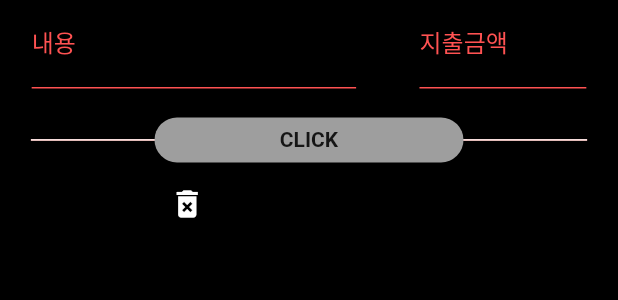
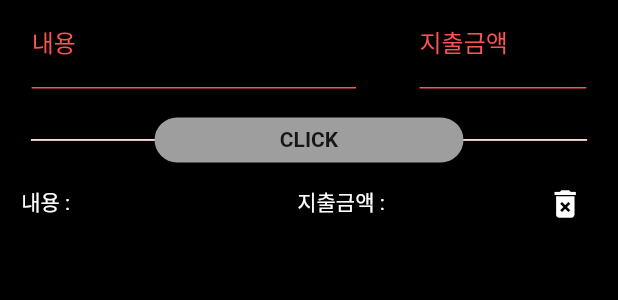
Before and after one commit to boglbbogl/sharesales_ver-2, a Flutter app: the TextAddForm widget shown alone on an empty page, opened directly, after a tap on "CLICK", on a phone screen of 412 x 824 dp. Shown: the top 300 px of the screen. Run offline on Flutter 3.47's test engine with Material 2 defaults, Android fonts, the phone set to English and light mode, and no system bars; our stand-ins replace cloud_firestore, firebase_auth, firebase_core, flutter_speed_dial; missing offline and left inert: dart:html; accounts and stored records are empty.

Commit message:
text_add_form ver-2

```diff
--- a/lib/widget/text_add_form.dart
+++ b/lib/widget/text_add_form.dart
@@ -5,8 +5,9 @@ import 'package:sharesales_ver2/constant/size.dart';
 class AddText {
   bool isDone;
   String title;
+  String title2;
 
-  AddText(this.title, {this.isDone = false});
+  AddText(this.title, this.title2, {this.isDone = false});
 }
 
 class TextAddForm extends StatefulWidget {
@@ -18,12 +19,14 @@ class _TextAddFormState extends State<TextAddForm> {
   final _expenseList = <AddText>[];
 
   TextEditingController _expController = TextEditingController();
+  TextEditingController _exp2Controller = TextEditingController();
   ScrollController _scrollController = ScrollController();
 
   @override
   void dispose() {
     _expController.dispose();
     _scrollController.dispose();
+    _exp2Controller.dispose();
     super.dispose();
   }
 
@@ -44,7 +47,7 @@ class _TextAddFormState extends State<TextAddForm> {
                 style: blackInputStyle(),
                 cursorColor: Colors.white,
                 decoration: expenseTextAddInputDecor('내용'),
-                keyboardType: TextInputType.number,
+                keyboardType: TextInputType.text,
                 textInputAction: TextInputAction.next,
               ),
             ),
@@ -52,6 +55,7 @@ class _TextAddFormState extends State<TextAddForm> {
               height: expTtfHeightSize,
               width: expTtfWidthSize,
               child: TextFormField(
+                controller: _exp2Controller,
                 style: blackInputStyle(),
                 cursorColor: Colors.white,
                 decoration: expenseTextAddInputDecor('지출금액'),
@@ -93,7 +97,7 @@ class _TextAddFormState extends State<TextAddForm> {
               width: size.width*0.5,
               child: RaisedButton(
                 onPressed: () {
-                  _addExpense(AddText(_expController.text));
+                  _addExpense(AddText(_expController.text, _exp2Controller.text));
                 },
                   elevation: 0,
                 color: Colors.grey,
@@ -106,26 +110,32 @@ class _TextAddFormState extends State<TextAddForm> {
             ),
           ],
         ),
-        Row(
-          children: [
         Container(
           height: size.height * 0.5,
-              width: size.width * 0.4,
+          width: size.width*0.98,
           child: ListView(
             controller: _scrollController,
             children: _expenseList
                 .map((addText) => _expenseListView(addText))
                 .toList(),
           ),
-            ),
-          ],
         )
       ],
     );
   }
 
   Widget _expenseListView(AddText addText) {
-    return ListTile(
+    return Row(
+      mainAxisAlignment: MainAxisAlignment.center,
+      mainAxisSize: MainAxisSize.min,
+      crossAxisAlignment: CrossAxisAlignment.end,
+      children: [
+        Padding(
+          padding: const EdgeInsets.only(bottom: 19, left: 10),
+          child: Text('내용 : ', style: TextStyle(color: Colors.white),),
+        ),
+        Flexible(
+          child: ListTile(
             onTap: () {
               _toggleExpense(addText);
             },
@@ -142,13 +152,43 @@ class _TextAddFormState extends State<TextAddForm> {
                       fontStyle: FontStyle.italic,
                     ),
             ),
-      trailing: IconButton(
+          ),
+        ),
+        Padding(
+          padding: const EdgeInsets.only(bottom: 19),
+          child: Text('지출금액 : ', style: TextStyle(color: Colors.white),),
+        ),
+        Flexible(
+          child: ListTile(
+            onTap: () {
+              _toggleExpense(addText);
+            },
+            title: Text(
+              addText.title2,
+              style: addText.isDone
+                  ? TextStyle(
+                color: Colors.redAccent,
+                decoration: TextDecoration.lineThrough,
+                fontStyle: FontStyle.italic,
+              )
+                  : TextStyle(
+                color: Colors.white,
+                fontStyle: FontStyle.italic,
+              ),
+            ),
+            trailing: SizedBox(
+              width: 35,
+              child: IconButton(
                 color: Colors.white,
                 icon: Icon(Icons.delete_forever),
                 onPressed: () {
                   _deleteExpense(addText);
                 },
               ),
+            ),
+          ),
+        ),
+      ],
     );
   }
 
@@ -156,6 +196,7 @@ class _TextAddFormState extends State<TextAddForm> {
     setState(() {
       _expenseList.add(addText);
       _expController.text = '';
+      _exp2Controller.text = '';
     });
   }
 
```
Lines whose indentation alone changed are shown as unchanged.
